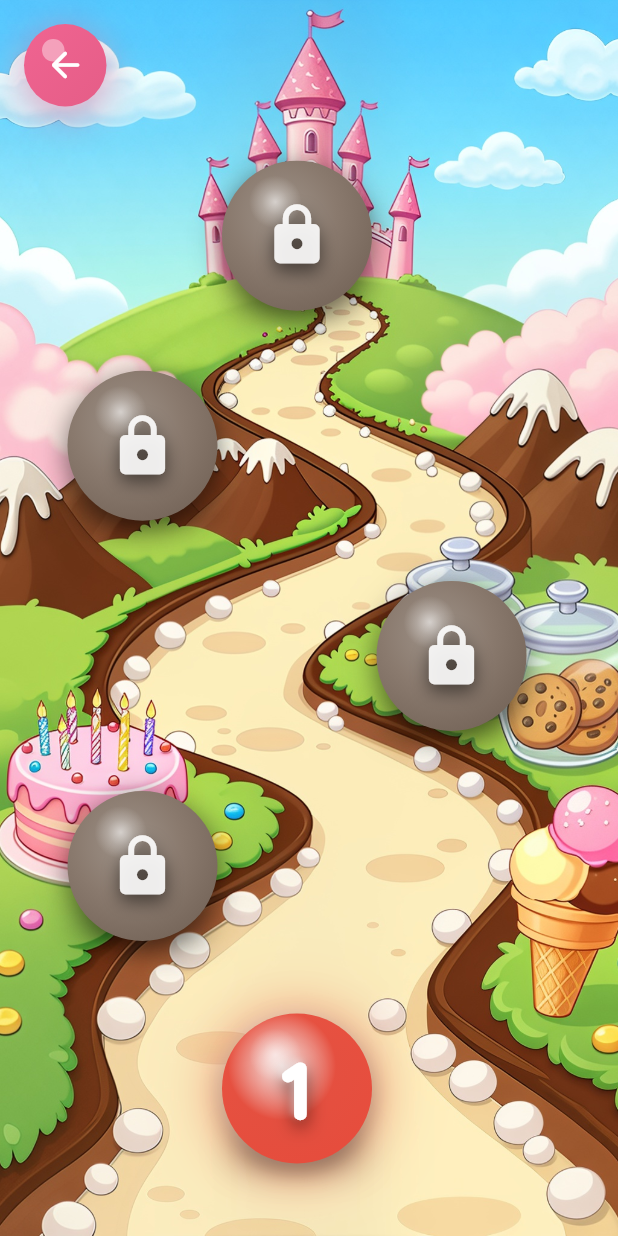
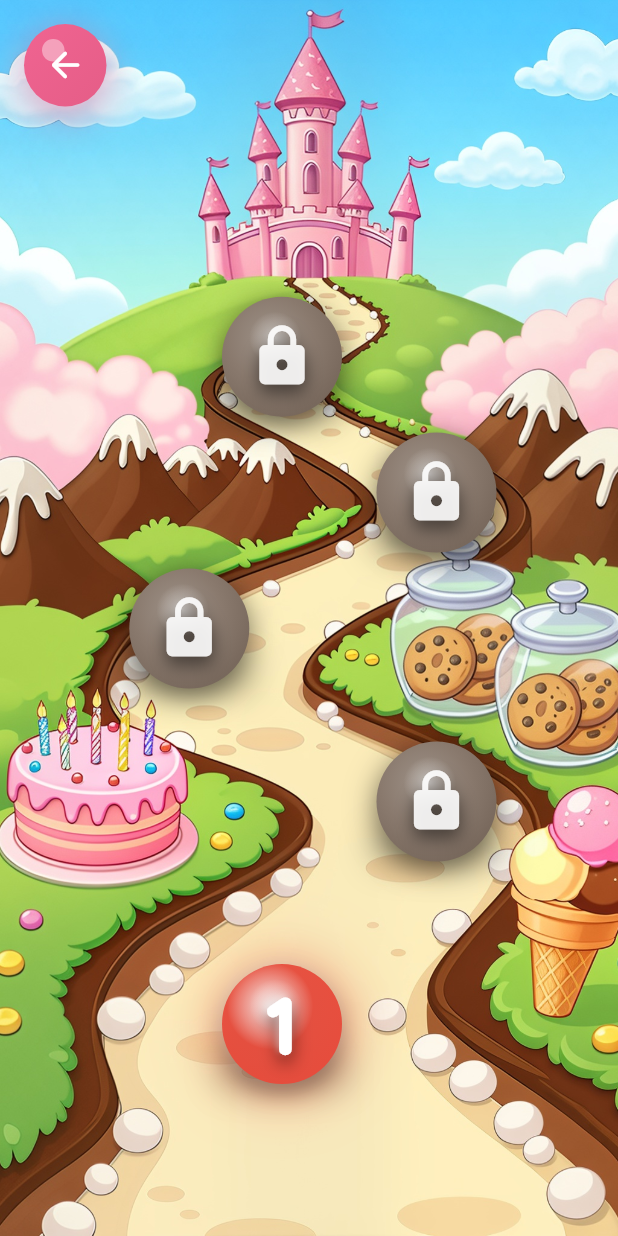
Before and after one commit to fzeynepgoren/Dixlearning, a Flutter app: the SortingRoadmapScreenNew screen opened directly, on a phone screen of 412 x 824 dp. Run offline on Flutter 3.47's test engine with Material 3 defaults, Android fonts, the phone set to English and light mode, and no system bars; our stand-ins replace fluentui_system_icons, flutter_animate, flutter_switch, flutter_tts, google_fonts, shared_preferences; accounts and stored records are empty.

Commit message:
karşılaştırmasoruları

```diff
--- a/lib/screens/karsilastirma_sorulari_screen.dart
+++ b/lib/screens/karsilastirma_sorulari_screen.dart
@@ -354,8 +354,8 @@ class _KarsilastirmaSorulariScreenState
 
             // Level butonu - Canlı ve sevimli
             Container(
-              width: 100,
-              height: 100,
+              width: 80,
+              height: 80,
               decoration: BoxDecoration(
                 shape: BoxShape.circle,
                 // Renkli yumuşak gölgeler
--- a/lib/screens/sorting_roadmap_screen_new.dart
+++ b/lib/screens/sorting_roadmap_screen_new.dart
@@ -127,7 +127,7 @@ class _SortingRoadmapScreenNewState extends State<SortingRoadmapScreenNew>
                       context,
                       level: 1,
                       leftFactor: 0.50,
-                      topFactor: 0.82,
+                      topFactor: 0.78,
                       emoji: '🎯',
                       title: isEnglish ? '2 Pictures' : '2 Resim',
                       color: const Color(0xFFE74C3C), // Kırmızı
@@ -144,12 +144,12 @@ class _SortingRoadmapScreenNewState extends State<SortingRoadmapScreenNew>
                       isCompleted: completedLevel >= 1,
                     ),
 
-                    // Level 2: 3 Resimli Sıralama (Orta-alt - solda)
+                    // Level 2: 3 Resimli Sıralama (Sağ kıvrım - 1'in sağ üstü)
                     _buildLevelButton(
                       context,
                       level: 2,
-                      leftFactor: 0.25,
-                      topFactor: 0.64,
+                      leftFactor: 0.75,
+                      topFactor: 0.60,
                       emoji: '🎨',
                       title: isEnglish ? '3 Pictures' : '3 Resim',
                       color: const Color(0xFF27AE60), // Yeşil
@@ -166,12 +166,12 @@ class _SortingRoadmapScreenNewState extends State<SortingRoadmapScreenNew>
                       isCompleted: completedLevel >= 2,
                     ),
 
-                    // Level 3: 4 Resimli Sıralama (Orta - sağda)
+                    // Level 3: 4 Resimli Sıralama (Sol kıvrım)
                     _buildLevelButton(
                       context,
                       level: 3,
-                      leftFactor: 0.75,
-                      topFactor: 0.47,
+                      leftFactor: 0.35,
+                      topFactor: 0.46,
                       emoji: '🌟',
                       title: isEnglish ? '4 Pictures' : '4 Resim',
                       color: const Color(0xFF3498DB), // Mavi
@@ -188,12 +188,12 @@ class _SortingRoadmapScreenNewState extends State<SortingRoadmapScreenNew>
                       isCompleted: completedLevel >= 3,
                     ),
 
-                    // Level 4: 3 Fotoğraf (Günlük Rutinler) (Orta-üst - solda)
+                    // Level 4: 3 Fotoğraf (Günlük Rutinler) (Sağ üst kıvrım)
                     _buildLevelButton(
                       context,
                       level: 4,
-                      leftFactor: 0.25,
-                      topFactor: 0.30,
+                      leftFactor: 0.75,
+                      topFactor: 0.35,
                       emoji: '🧼',
                       title: isEnglish ? 'Daily Routines' : 'Günlük Rutinler',
                       color: const Color(0xFF8E44AD), // Mor
@@ -210,12 +210,12 @@ class _SortingRoadmapScreenNewState extends State<SortingRoadmapScreenNew>
                       isCompleted: completedLevel >= 4,
                     ),
 
-                    // Level 5: İleri Seviye (En üst - ortada)
+                    // Level 5: İleri Seviye (Şato önü)
                     _buildLevelButton(
                       context,
                       level: 5,
                       leftFactor: 0.50,
-                      topFactor: 0.13,
+                      topFactor: 0.24,
                       emoji: '🏆',
                       title: isEnglish ? 'Advanced' : 'İleri Seviye',
                       color: const Color(0xFFF39C12), // Turuncu
@@ -394,8 +394,8 @@ class _SortingRoadmapScreenNewState extends State<SortingRoadmapScreenNew>
 
             // Level butonu - Canlı ve sevimli
             Container(
-              width: 100,
-              height: 100,
+              width: 80,
+              height: 80,
               decoration: BoxDecoration(
                 shape: BoxShape.circle,
                 boxShadow: [
```
